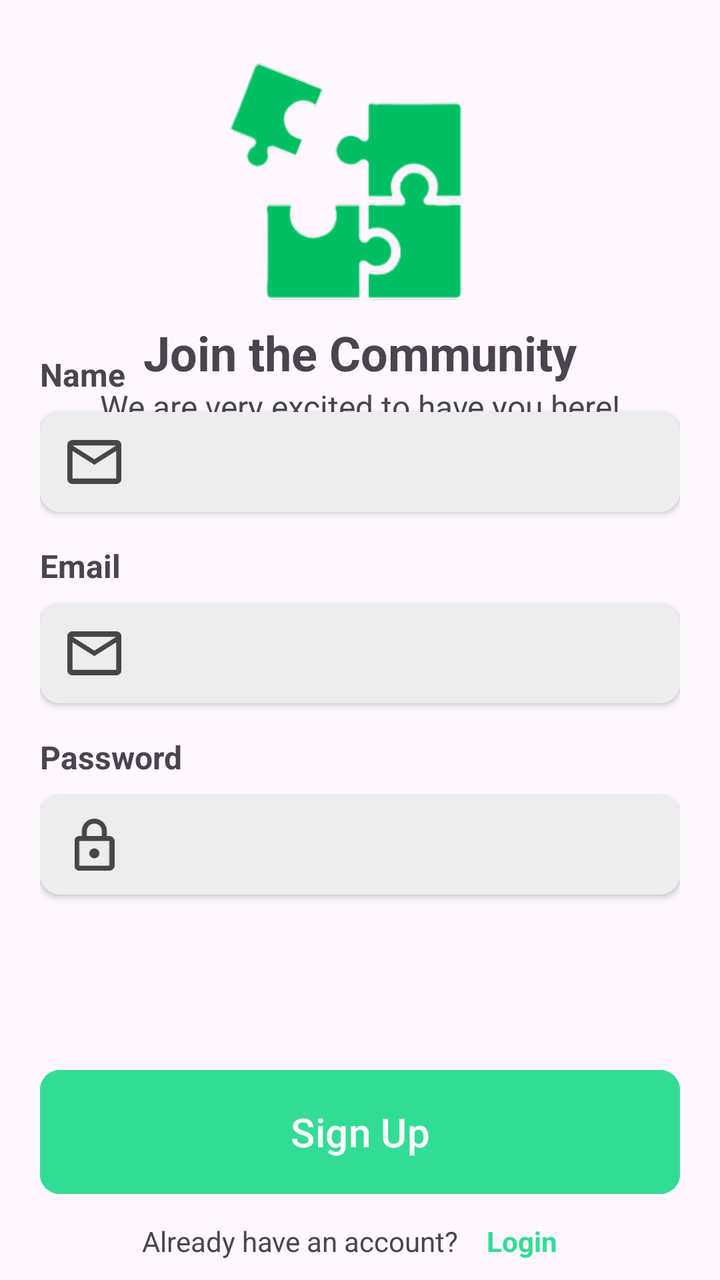
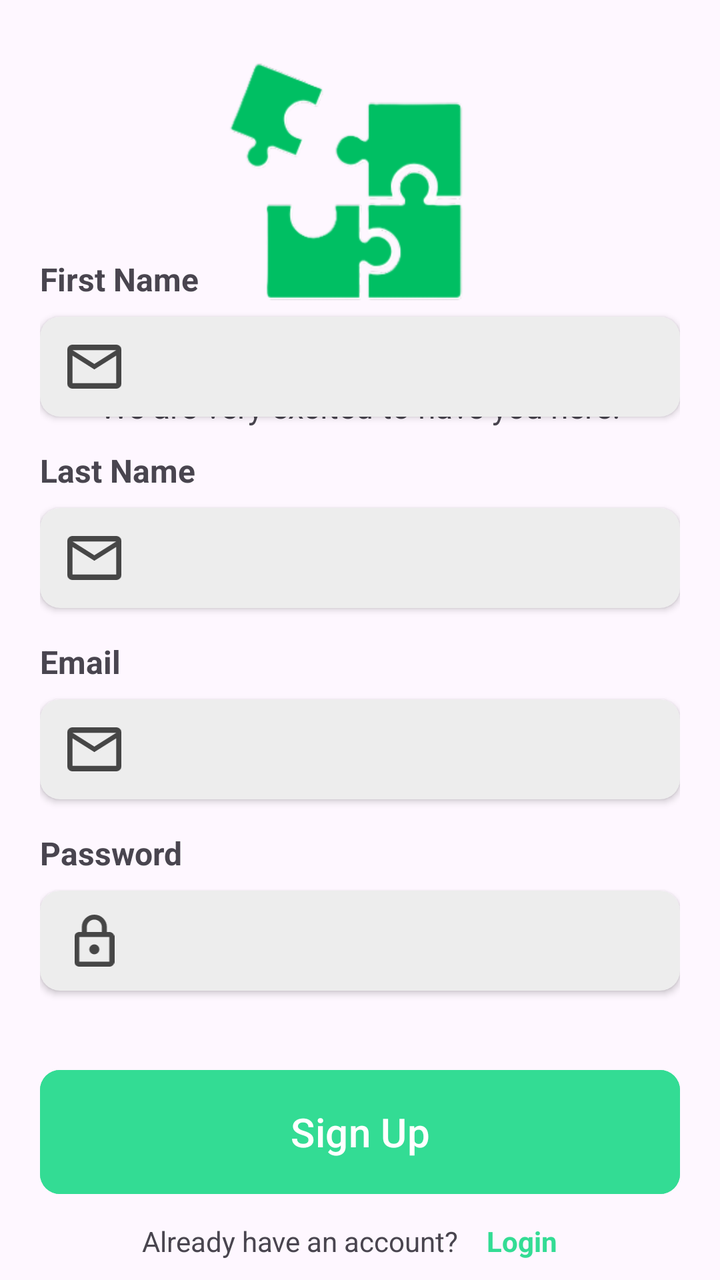

Screens rendered from an Android XML layout before and after an edit, with the pre-edit source and the edit as a unified diff.
<!-- AndroidManifest.xml: application theme Theme.Syncly -->
<!-- res/layout/fragment_sign_up.xml -->
<?xml version="1.0" encoding="utf-8"?>
<RelativeLayout xmlns:android="http://schemas.android.com/apk/res/android"
    xmlns:tools="http://schemas.android.com/tools"
    android:layout_width="match_parent"
    android:layout_height="match_parent"
    xmlns:app="http://schemas.android.com/apk/res-auto"
    tools:context=".fragments.Login">
    <LinearLayout
        android:id="@+id/header"
        android:layout_width="match_parent"
        android:layout_height="wrap_content"
        android:orientation="vertical"
        android:layout_margin="20dp"
        android:gravity="center_horizontal"
        android:layout_marginBottom="32dp"
        >
        <ImageView
            android:layout_width="140dp"
            android:layout_height="140dp"
            android:src="@drawable/syncly"
            />
        <TextView
            android:layout_width="wrap_content"
            android:layout_height="wrap_content"
            android:textSize="24sp"
            android:textStyle="bold"
            android:text="Join the Community"/>
        <TextView
            android:layout_width="wrap_content"
            android:layout_height="wrap_content"
            android:textSize="16sp"
            android:text="We are very excited to have you here!"/>
    </LinearLayout>
    <LinearLayout
        android:layout_width="match_parent"
        android:layout_height="wrap_content"
        android:orientation="vertical"
        android:layout_marginHorizontal="20dp"
        android:layout_centerVertical="true"
        >
        <TextView
            android:layout_width="wrap_content"
            android:layout_height="wrap_content"
            android:text="Name"
            android:textSize="16sp"
            android:textStyle="bold"
            android:layout_marginBottom="8dp"/>
        <androidx.cardview.widget.CardView
            android:layout_width="match_parent"
            android:layout_height="50dp"
            android:backgroundTint="@color/light_grey"
            app:cardCornerRadius="10dp"
            android:layout_marginBottom="16dp">
            <LinearLayout
                android:layout_width="match_parent"
                android:layout_height="match_parent"
                android:orientation="horizontal"
                android:gravity="center_vertical"
                >
                <ImageView
                    android:layout_width="0dp"
                    android:layout_height="22dp"
                    android:layout_weight="2"
                    android:src="@drawable/icon_email"
                    />
                <EditText
                    android:id="@+id/nameInpt"
                    android:layout_width="0dp"
                    android:layout_weight="9"
                    android:layout_height="match_parent"
                    android:background="@android:color/transparent"
                    android:layout_marginEnd="20dp"/>
            </LinearLayout>
        </androidx.cardview.widget.CardView>
        <TextView
            android:layout_width="wrap_content"
            android:layout_height="wrap_content"
            android:text="Email"
            android:textSize="16sp"
            android:textStyle="bold"
            android:layout_marginBottom="8dp"/>
        <androidx.cardview.widget.CardView
            android:layout_width="match_parent"
            android:layout_height="50dp"
            android:backgroundTint="@color/light_grey"
            app:cardCornerRadius="10dp"
            android:layout_marginBottom="16dp">
            <LinearLayout
                android:layout_width="match_parent"
                android:layout_height="match_parent"
                android:orientation="horizontal"
                android:gravity="center_vertical"
                >
                <ImageView
                    android:layout_width="0dp"
                    android:layout_height="22dp"
                    android:layout_weight="2"
                    android:src="@drawable/icon_email"
                    />
                <EditText
                    android:id="@+id/emailInpt"
                    android:layout_width="0dp"
                    android:layout_weight="9"
                    android:layout_height="match_parent"
                    android:background="@android:color/transparent"
                    android:layout_marginEnd="20dp"
                    android:inputType="textEmailAddress"/>
            </LinearLayout>
        </androidx.cardview.widget.CardView>
        <TextView
            android:layout_width="wrap_content"
            android:layout_height="wrap_content"
            android:text="Password"
            android:textSize="16sp"
            android:textStyle="bold"
            android:layout_marginBottom="8dp"/>
        <androidx.cardview.widget.CardView
            android:layout_width="match_parent"
            android:layout_height="50dp"
            android:backgroundTint="@color/light_grey"
            app:cardCornerRadius="10dp"
            android:layout_marginBottom="16dp">
            <LinearLayout
                android:layout_width="match_parent"
                android:layout_height="match_parent"
                android:orientation="horizontal"
                android:gravity="center_vertical"
                >
                <ImageView
                    android:layout_width="0dp"
                    android:layout_height="26dp"
                    android:layout_weight="2"
                    android:src="@drawable/icon_lock"
                    />
                <EditText
                    android:id="@+id/passInpt"
                    android:layout_width="0dp"
                    android:layout_weight="9"
                    android:inputType="textPassword"
                    android:layout_height="match_parent"
                    android:background="@android:color/transparent"
                    android:layout_marginEnd="20dp"/>
            </LinearLayout>
        </androidx.cardview.widget.CardView>
    </LinearLayout>

    <com.google.android.material.button.MaterialButton
        android:id="@+id/signupBtn"
        android:layout_width="match_parent"
        android:layout_height="70dp"
        android:layout_above="@id/question"
        android:layout_marginHorizontal="20dp"
        app:cornerRadius="10dp"
        android:backgroundTint="@color/green"
        android:text="Sign Up"
        android:textSize="20sp"/>

    <LinearLayout
        android:id="@+id/question"
        android:layout_width="match_parent"
        android:layout_height="wrap_content"
        android:orientation="horizontal"
        android:gravity="center"
        android:layout_alignParentBottom="true"
        >
        <TextView
            android:layout_width="wrap_content"
            android:layout_height="wrap_content"
            android:text="Already have an account?"
            android:textSize="14sp"
            android:layout_marginRight="4dp"/>
        <TextView
            android:layout_width="wrap_content"
            android:layout_height="wrap_content"
            android:textStyle="bold"
            android:id="@+id/login"
            android:padding="10dp"
            android:textSize="14sp"
            android:text="Login"
            android:textColor="@color/green"/>
    </LinearLayout>
</RelativeLayout>
<!-- resources referenced by this layout -->
<resources>
  <color name="green">#33DC94</color>
  <color name="light_grey">#EDEDED</color>
  <!-- drawable icon_email (drawable) -->
  <vector xmlns:android="http://schemas.android.com/apk/res/android"
      android:width="26dp"
      android:height="21dp"
      android:viewportWidth="26"
      android:viewportHeight="21">
    <path
        android:pathData="M2.6,21C1.885,21 1.273,20.743 0.764,20.229C0.255,19.715 0,19.097 0,18.375V2.625C0,1.903 0.255,1.285 0.764,0.771C1.273,0.257 1.885,0 2.6,0H23.4C24.115,0 24.727,0.257 25.236,0.771C25.745,1.285 26,1.903 26,2.625V18.375C26,19.097 25.745,19.715 25.236,20.229C24.727,20.743 24.115,21 23.4,21H2.6ZM13,11.813L2.6,5.25V18.375H23.4V5.25L13,11.813ZM13,9.188L23.4,2.625H2.6L13,9.188ZM2.6,5.25V2.625V18.375V5.25Z"
        android:fillColor="#464646"/>
  </vector>
  <!-- drawable icon_lock (drawable) -->
  <vector xmlns:android="http://schemas.android.com/apk/res/android"
      android:width="20dp"
      android:height="26dp"
      android:viewportWidth="20"
      android:viewportHeight="26">
    <path
        android:pathData="M2.5,26C1.813,26 1.224,25.757 0.734,25.273C0.245,24.788 0,24.205 0,23.524V11.143C0,10.462 0.245,9.879 0.734,9.394C1.224,8.909 1.813,8.667 2.5,8.667H3.75V6.19C3.75,4.478 4.359,3.018 5.578,1.811C6.797,0.604 8.271,0 10,0C11.729,0 13.203,0.604 14.422,1.811C15.641,3.018 16.25,4.478 16.25,6.19V8.667H17.5C18.188,8.667 18.776,8.909 19.266,9.394C19.755,9.879 20,10.462 20,11.143V23.524C20,24.205 19.755,24.788 19.266,25.273C18.776,25.757 18.188,26 17.5,26H2.5ZM2.5,23.524H17.5V11.143H2.5V23.524ZM10,19.809C10.688,19.809 11.276,19.567 11.766,19.082C12.255,18.597 12.5,18.014 12.5,17.333C12.5,16.652 12.255,16.069 11.766,15.585C11.276,15.1 10.688,14.857 10,14.857C9.313,14.857 8.724,15.1 8.234,15.585C7.745,16.069 7.5,16.652 7.5,17.333C7.5,18.014 7.745,18.597 8.234,19.082C8.724,19.567 9.313,19.809 10,19.809ZM6.25,8.667H13.75V6.19C13.75,5.159 13.385,4.282 12.656,3.56C11.927,2.837 11.042,2.476 10,2.476C8.958,2.476 8.073,2.837 7.344,3.56C6.615,4.282 6.25,5.159 6.25,6.19V8.667Z"
        android:fillColor="#464646"/>
  </vector>
  <!-- drawable syncly: png bitmap (drawable, 17028 bytes) -->
  <style name="Theme.Syncly" parent="Base.Theme.Syncly" />
  <style name="Base.Theme.Syncly" parent="Theme.Material3.DayNight.NoActionBar">
          
          
      </style>
</resources>

<!-- the commit's change to res/layout/fragment_sign_up.xml (unified diff, before → after) -->
@@ -41,7 +41,7 @@
         <TextView
             android:layout_width="wrap_content"
             android:layout_height="wrap_content"
-            android:text="Name"
+            android:text="First Name"
             android:textSize="16sp"
             android:textStyle="bold"
             android:layout_marginBottom="8dp"/>
@@ -64,7 +64,41 @@
                     android:src="@drawable/icon_email"
                     />
                 <EditText
-                    android:id="@+id/nameInpt"
+                    android:id="@+id/first_name"
+                    android:layout_width="0dp"
+                    android:layout_weight="9"
+                    android:layout_height="match_parent"
+                    android:background="@android:color/transparent"
+                    android:layout_marginEnd="20dp"/>
+            </LinearLayout>
+        </androidx.cardview.widget.CardView>
+        <TextView
+            android:layout_width="wrap_content"
+            android:layout_height="wrap_content"
+            android:text="Last Name"
+            android:textSize="16sp"
+            android:textStyle="bold"
+            android:layout_marginBottom="8dp"/>
+        <androidx.cardview.widget.CardView
+            android:layout_width="match_parent"
+            android:layout_height="50dp"
+            android:backgroundTint="@color/light_grey"
+            app:cardCornerRadius="10dp"
+            android:layout_marginBottom="16dp">
+            <LinearLayout
+                android:layout_width="match_parent"
+                android:layout_height="match_parent"
+                android:orientation="horizontal"
+                android:gravity="center_vertical"
+                >
+                <ImageView
+                    android:layout_width="0dp"
+                    android:layout_height="22dp"
+                    android:layout_weight="2"
+                    android:src="@drawable/icon_email"
+                    />
+                <EditText
+                    android:id="@+id/last_name"
                     android:layout_width="0dp"
                     android:layout_weight="9"
                     android:layout_height="match_parent"
